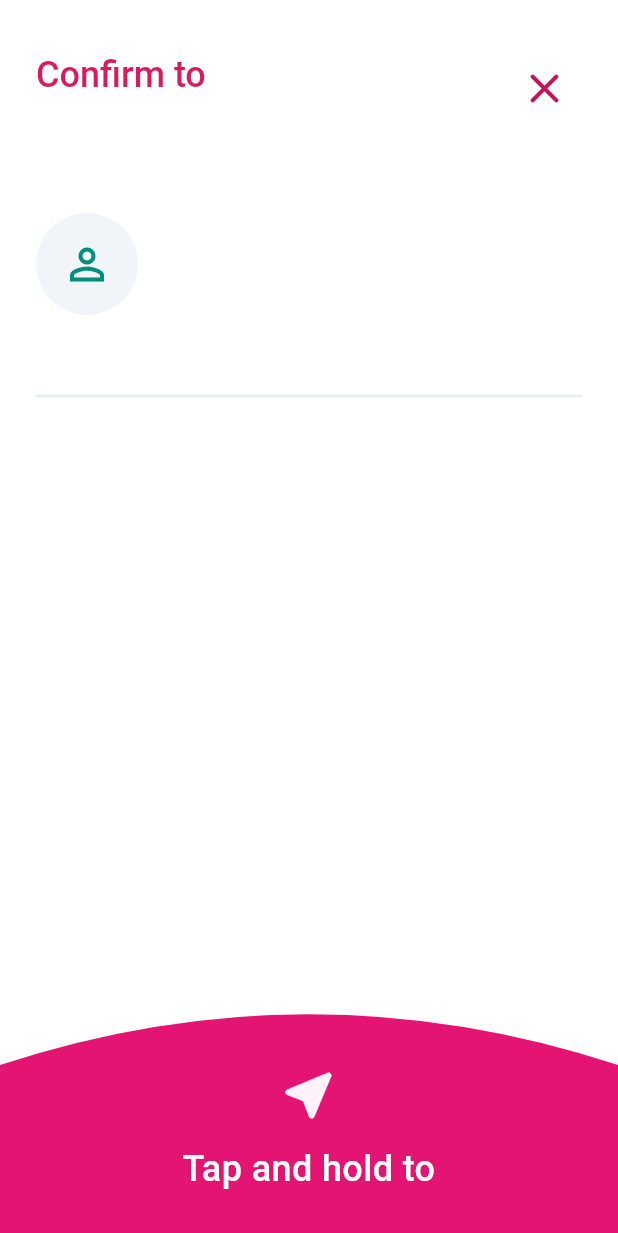
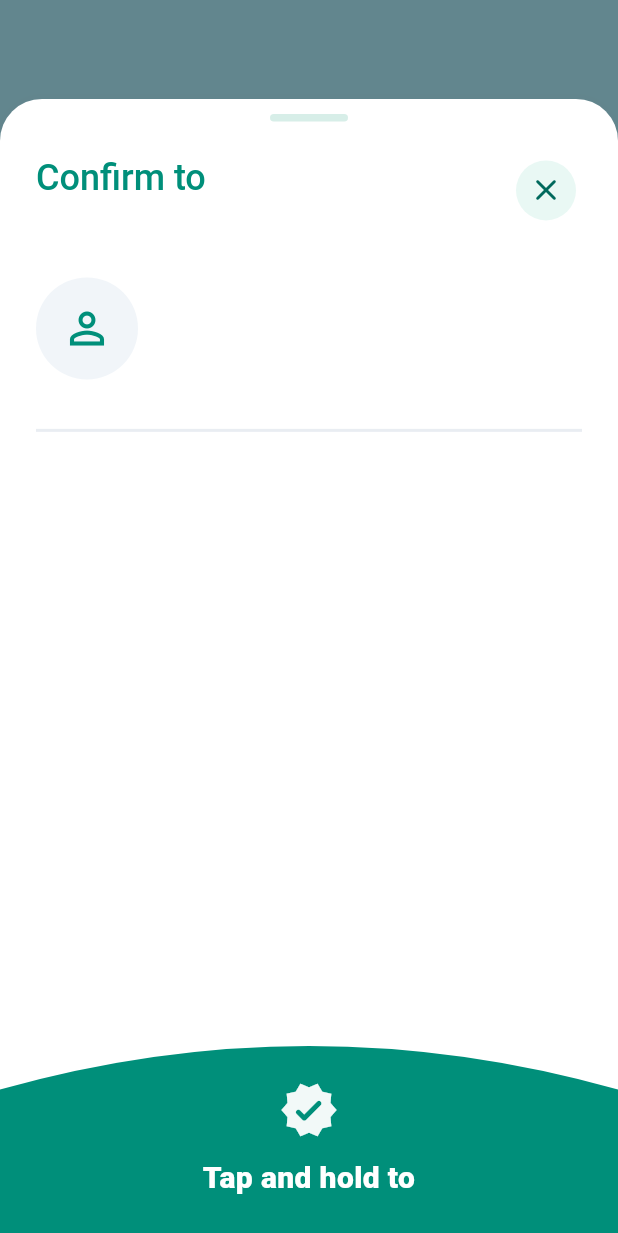
Before and after one commit to masud-rana-pro/mobile-banking-app, a Flutter app: the HoldToConfirmScreen widget shown alone on an empty page, opened directly with empty values, on a phone screen of 412 x 824 dp. Shown: the top 1233 px of the screen. Run offline on Flutter 3.47's test engine with Material 3 defaults, Android fonts, the phone set to English and light mode, and no system bars; our stand-ins replace dio, firebase_auth, firebase_core, flutter_riverpod, flutter_secure_storage, go_router and 2 more; missing offline and left inert: mobile_scanner; accounts and stored records are empty; network calls fail.

Commit message:
style: polish hold confirmation popup

```diff
--- a/apps/mobile/lib/shared/widgets/hold_to_confirm_screen.dart
+++ b/apps/mobile/lib/shared/widgets/hold_to_confirm_screen.dart
@@ -86,13 +86,35 @@ class _HoldToConfirmScreenState extends State<HoldToConfirmScreen> {
   Widget build(BuildContext context) {
     final theme = Theme.of(context);
 
-    return Container(
+    return ColoredBox(
+      color: const Color(0x99003B46),
+      child: SafeArea(
+        top: false,
+        child: Align(
+          alignment: Alignment.bottomCenter,
+          child: FractionallySizedBox(
+            heightFactor: 0.92,
+            child: Material(
               color: Colors.white,
+              elevation: 18,
+              shadowColor: Colors.black.withValues(alpha: 0.24),
+              borderRadius:
+                  const BorderRadius.vertical(top: Radius.circular(28)),
+              clipBehavior: Clip.antiAlias,
               child: Column(
                 children: [
+                  Container(
+                    width: 52,
+                    height: 5,
+                    margin: const EdgeInsets.only(top: 10, bottom: 2),
+                    decoration: BoxDecoration(
+                      color: const Color(0xFFD7EEE8),
+                      borderRadius: BorderRadius.circular(999),
+                    ),
+                  ),
                   Expanded(
                     child: ListView(
-              padding: const EdgeInsets.fromLTRB(24, 34, 24, 24),
+                      padding: const EdgeInsets.fromLTRB(24, 20, 24, 20),
                       children: [
                         Row(
                           crossAxisAlignment: CrossAxisAlignment.start,
@@ -100,30 +122,37 @@ class _HoldToConfirmScreenState extends State<HoldToConfirmScreen> {
                             Expanded(
                               child: RichText(
                                 text: TextSpan(
-                          style: theme.textTheme.headlineSmall?.copyWith(
-                            color: const Color(0xFFD81B60),
+                                  style:
+                                      theme.textTheme.headlineSmall?.copyWith(
+                                    color: const Color(0xFF008F7A),
                                     fontWeight: FontWeight.w500,
                                   ),
                                   children: [
                                     const TextSpan(text: 'Confirm to '),
                                     TextSpan(
                                       text: widget.actionName,
-                              style:
-                                  const TextStyle(fontWeight: FontWeight.w900),
+                                      style: const TextStyle(
+                                        fontWeight: FontWeight.w900,
+                                      ),
                                     ),
                                   ],
                                 ),
                               ),
                             ),
-                    IconButton(
-                      onPressed: widget.isLoading ? null : widget.onCancel,
+                            IconButton.filledTonal(
+                              onPressed:
+                                  widget.isLoading ? null : widget.onCancel,
                               icon: const Icon(Icons.close_rounded),
-                      color: const Color(0xFFC2185B),
-                      iconSize: 34,
+                              color: const Color(0xFF00695C),
+                              style: IconButton.styleFrom(
+                                backgroundColor: const Color(0xFFE9F8F4),
+                                disabledBackgroundColor:
+                                    const Color(0xFFF1F5F9),
+                              ),
                             ),
                           ],
                         ),
-                const SizedBox(height: 58),
+                        const SizedBox(height: 34),
                         Row(
                           children: [
                             _Avatar(
@@ -156,7 +185,7 @@ class _HoldToConfirmScreenState extends State<HoldToConfirmScreen> {
                             ),
                           ],
                         ),
-                const SizedBox(height: 54),
+                        const SizedBox(height: 34),
                         _DetailsGrid(details: widget.details),
                       ],
                     ),
@@ -169,6 +198,10 @@ class _HoldToConfirmScreenState extends State<HoldToConfirmScreen> {
                     onLongPressEnd: _cancelHold,
                   ),
                 ],
+              ),
+            ),
+          ),
+        ),
       ),
     );
   }
@@ -313,7 +346,7 @@ class _HoldFooter extends StatelessWidget {
       onLongPressEnd: (_) => onLongPressEnd(),
       onLongPressCancel: onLongPressEnd,
       child: SizedBox(
-        height: 154,
+        height: 132,
         width: double.infinity,
         child: Stack(
           alignment: Alignment.bottomCenter,
@@ -324,15 +357,15 @@ class _HoldFooter extends StatelessWidget {
               ),
             ),
             Positioned(
-              top: 38,
+              top: 28,
               child: Icon(
-                Icons.near_me_rounded,
+                Icons.verified_rounded,
                 color: Colors.white.withValues(alpha: 0.95),
-                size: 44,
+                size: 40,
               ),
             ),
             Positioned(
-              bottom: 28,
+              bottom: 24,
               left: 20,
               right: 20,
               child: Center(
@@ -350,8 +383,8 @@ class _HoldFooter extends StatelessWidget {
                         textAlign: TextAlign.center,
                         style: const TextStyle(
                           color: Colors.white,
-                          fontSize: 24,
-                          fontWeight: FontWeight.w500,
+                          fontSize: 20,
+                          fontWeight: FontWeight.w800,
                         ),
                       ),
               ),
@@ -371,10 +404,10 @@ class _FooterArcPainter extends CustomPainter {
   @override
   void paint(Canvas canvas, Size size) {
     final basePaint = Paint()
-      ..color = const Color(0xFFE41473)
+      ..color = const Color(0xFF008F7A)
       ..style = PaintingStyle.fill;
     final progressPaint = Paint()
-      ..color = const Color(0xFFC51162)
+      ..color = const Color(0xFF00695C)
       ..style = PaintingStyle.fill;
 
     final path = Path()
```
Lines whose indentation alone changed are shown as unchanged.
